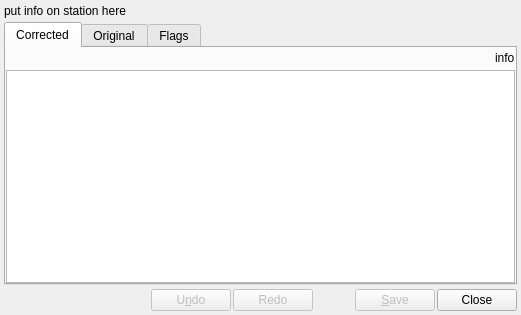
The window that Weather/weatherdialog.ui (metno/kvhqc) describes before a commit, drawn with Qt 5.
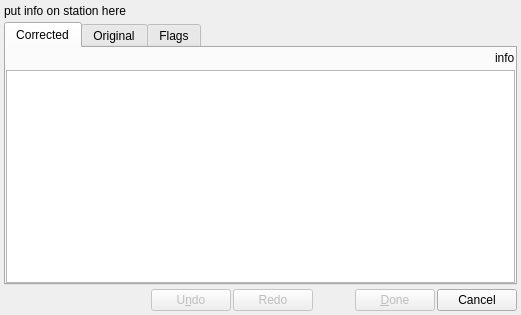
The same window after the commit. Custom widgets are drawn as their Qt base class.

Commit message: improved a few buttons and tooltips

Patch:
```diff
--- a/Weather/weatherdialog.ui
+++ b/Weather/weatherdialog.ui
@@ -205,7 +205,7 @@
         <bool>false</bool>
        </property>
        <property name="text">
-        <string>&amp;Save</string>
+        <string>&amp;Done</string>
        </property>
        <property name="autoDefault">
         <bool>false</bool>
@@ -215,7 +215,7 @@
      <item>
       <widget class="QPushButton" name="buttonClose">
        <property name="text">
-        <string>Close</string>
+        <string>Cancel</string>
        </property>
        <property name="autoDefault">
         <bool>false</bool>
```
Left out of the diff: 3 changed lines with no effect on the pictures. The commit also changes 5 other files.
